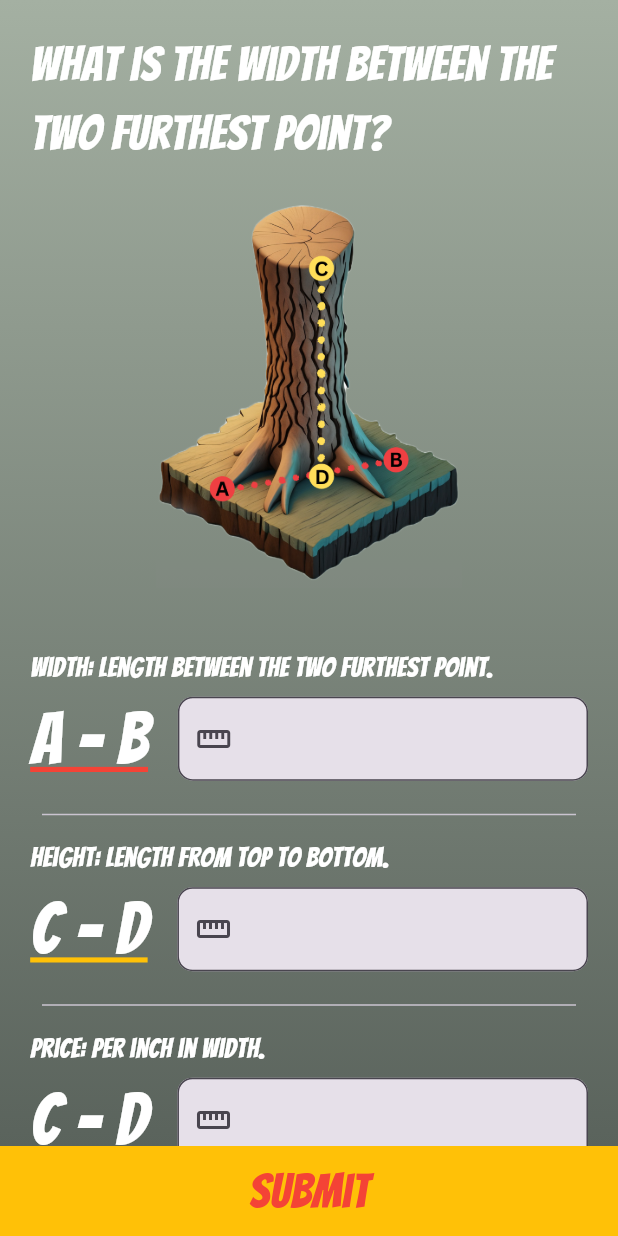
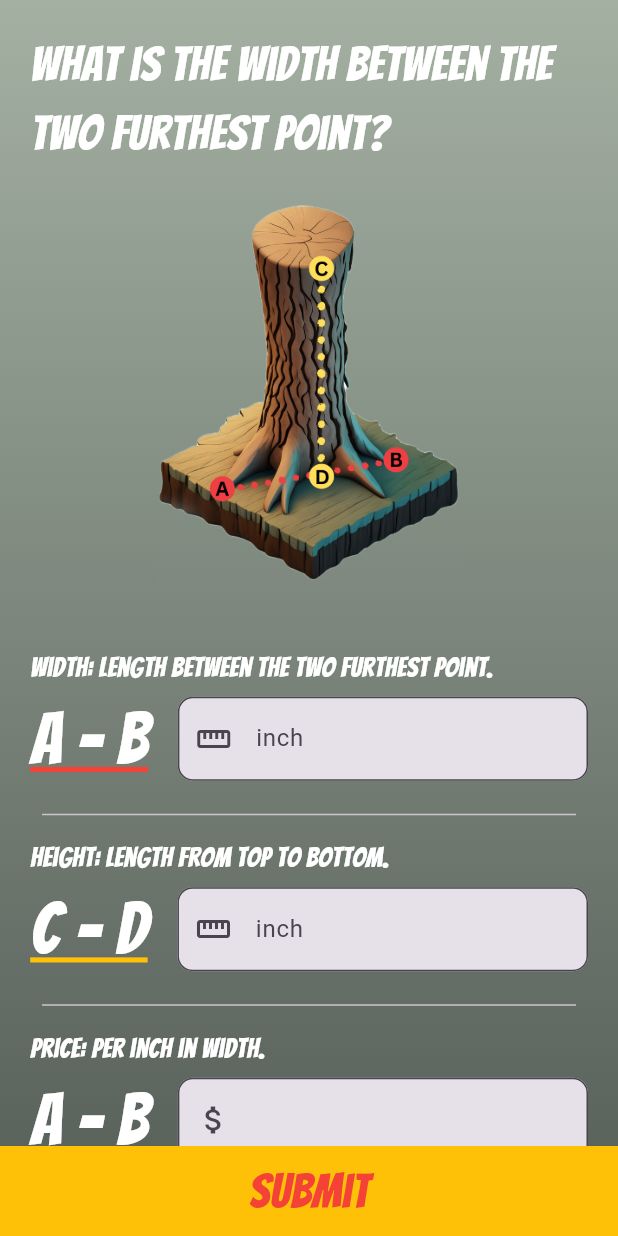
Before and after one commit to nuaiman/basic_stump_calculator_aug23, a Flutter app: the screen it shows after launch, on a phone screen of 412 x 824 dp. Run offline on Flutter 3.47's test engine with Material 2 defaults, Android fonts, the light colour scheme and no system bars; our stand-ins replace flutter_riverpod, flutter_svg.

Commit message:
2nd commit

```diff
--- a/lib/features/stump_calcualtor/view/stump_size.dart
+++ b/lib/features/stump_calcualtor/view/stump_size.dart
@@ -73,7 +73,9 @@ class _StumpSizeState extends State<StumpSize> {
                   controller: _widthController,
                   headerText: 'Width: length between the two furthest point.',
                   identifierText: 'A - B',
+                  hintText: 'inch',
                   identifierColor: Colors.red,
+                  icon: Icons.straighten,
                   onChanged: (String value) {
                     setState(() {
                       _widthController.text = value;
@@ -88,7 +90,9 @@ class _StumpSizeState extends State<StumpSize> {
                   controller: _heightController,
                   headerText: 'Height: length from top to bottom.',
                   identifierText: 'C - D',
+                  hintText: 'inch',
                   identifierColor: Colors.amber,
+                  icon: Icons.straighten,
                   onChanged: (String value) {
                     setState(() {
                       _heightController.text = value;
@@ -102,8 +106,10 @@ class _StumpSizeState extends State<StumpSize> {
                 StumpSizeBuilder(
                   controller: _priceController,
                   headerText: 'Price: per inch in width.',
-                  identifierText: 'C - D',
+                  identifierText: 'A - B',
+                  hintText: '',
                   identifierColor: Colors.green,
+                  icon: Icons.attach_money,
                   onChanged: (String value) {
                     setState(() {
                       _priceController.text = value;
--- a/lib/features/stump_calcualtor/widgets/widgets.dart
+++ b/lib/features/stump_calcualtor/widgets/widgets.dart
@@ -4,14 +4,18 @@ import 'package:flutter/material.dart';
 class StumpSizeBuilder extends StatelessWidget {
   final String headerText;
   final String identifierText;
+  final String hintText;
   final Color identifierColor;
+  final IconData icon;
   final Function(String value) onChanged;
   TextEditingController controller;
   StumpSizeBuilder({
     super.key,
     required this.headerText,
     required this.identifierText,
+    required this.hintText,
     required this.identifierColor,
+    required this.icon,
     required this.controller,
     required this.onChanged,
   });
@@ -55,7 +59,8 @@ class StumpSizeBuilder extends StatelessWidget {
                   border: OutlineInputBorder(
                       borderRadius: BorderRadius.circular(10)),
                   filled: true,
-                  prefixIcon: const Icon(Icons.straighten),
+                  prefixIcon: Icon(icon),
+                  hintText: hintText,
                 ),
               ),
             ),
```
